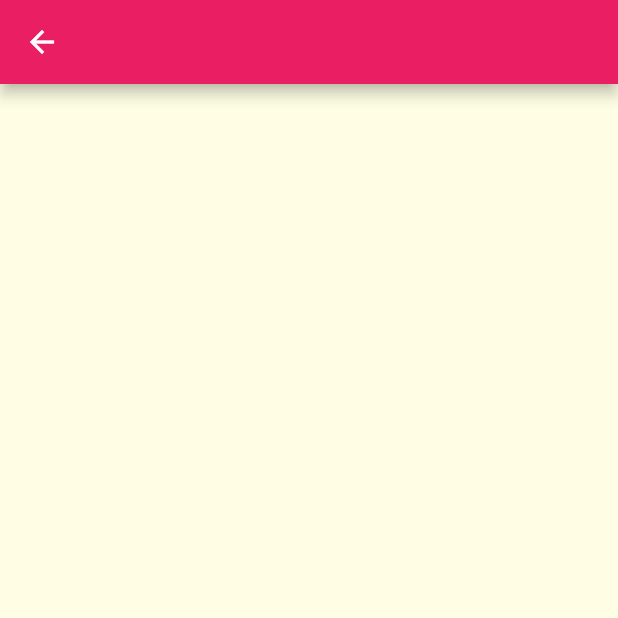
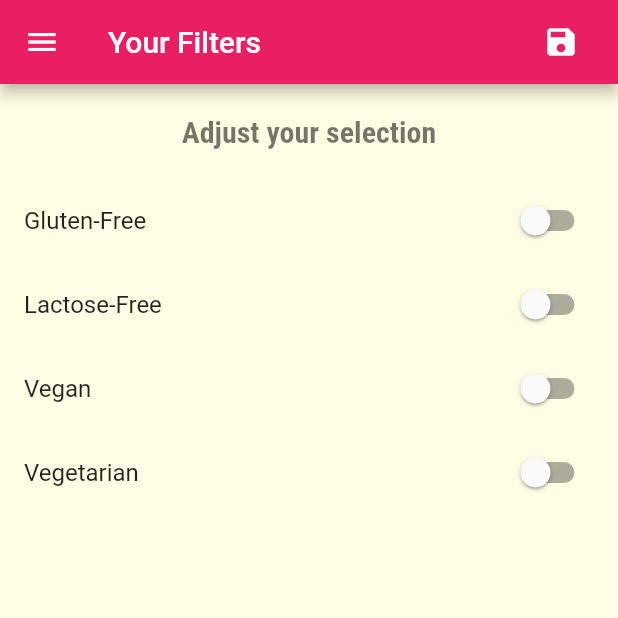
Before and after one commit to AboudHamado95/meal_app, a Flutter app: the FilterScreen screen opened by its route, on a phone screen of 412 x 824 dp, the top half of it. Run offline on Flutter 3.47's test engine with Material 2 defaults, Android fonts, the phone set to English and light mode, and no system bars; our stand-ins replace cached_network_image.

Commit message:
Filter screen

```diff
--- a/lib/main.dart
+++ b/lib/main.dart
@@ -1,5 +1,7 @@
 import 'package:flutter/material.dart';
 import 'package:mealapp/constants/constants.dart';
+import 'package:mealapp/dummy_data.dart';
+import 'package:mealapp/models/meal.dart';
 import 'package:mealapp/screens/categories_screen.dart';
 import 'package:mealapp/screens/category_meals_screen.dart';
 import 'package:mealapp/screens/filter_screen.dart';
@@ -10,8 +12,45 @@ void main() {
   runApp(const MyApp());
 }
 
-class MyApp extends StatelessWidget {
+class MyApp extends StatefulWidget {
   const MyApp({Key? key}) : super(key: key);
+
+  @override
+  State<MyApp> createState() => _MyAppState();
+}
+
+class _MyAppState extends State<MyApp> {
+  Map filters = {
+    'gluten': false,
+    'lactose': false,
+    'vegan': false,
+    'vegeterian': false
+  };
+
+  List<Meal> availableMeals = DummyMeals;
+
+  void setFilters(Map _filtersData) {
+    setState(() {
+      filters = _filtersData;
+
+      availableMeals = DummyMeals.where((meal) {
+        if (filters['gluten'] && !meal.isGlutenFree) {
+          return false;
+        }
+        if (filters['lactose'] && !meal.isLactoseFree) {
+          return false;
+        }
+        if (filters['vegan'] && !meal.isVegan) {
+          return false;
+        }
+        if (filters['vegeterian'] && !meal.isVegetarian) {
+          return false;
+        }
+        return true;
+      }).toList();
+    });
+  }
+
   @override
   Widget build(BuildContext context) {
     return MaterialApp(
@@ -35,10 +74,15 @@ class MyApp extends StatelessWidget {
       ),
       routes: {
         home: (context) => const TabScreen(),
-        categoryMeals: (context) => const CategoryMealsScreen(),
+        categoryMeals: (context) => CategoryMealsScreen(
+              availableMeals: availableMeals,
+            ),
         mealDetails: (context) => const MealDetailScreen(),
         categoryScreen: (context) => const CategoriesScreen(),
-        filterScreen: (context) => const FilterScreen(),
+        filterScreen: (context) => FilterScreen(
+              saveFilters: setFilters,
+              currentFilters: filters,
+            ),
       },
     );
   }
--- a/lib/screens/filter_screen.dart
+++ b/lib/screens/filter_screen.dart
@@ -1,18 +1,115 @@
 import 'package:flutter/material.dart';
 
+import 'package:mealapp/screens/drawer/mydrawer.dart';
+
 class FilterScreen extends StatefulWidget {
-  const FilterScreen({ Key? key }) : super(key: key);
+  late Function saveFilters;
+  late Map currentFilters;
+  FilterScreen(
+      {Key? key, required this.saveFilters, required this.currentFilters})
+      : super(key: key);
 
   @override
   _FilterScreenState createState() => _FilterScreenState();
 }
 
 class _FilterScreenState extends State<FilterScreen> {
+  bool _glutenFree = false;
+  bool _lactoseFree = false;
+  bool _vegan = false;
+  bool _vegetarian = false;
+
+  @override
+  void initState() {
+    _glutenFree = widget.currentFilters['gluten'];
+   _lactoseFree = widget.currentFilters['lactose'];
+   _vegan = widget.currentFilters['vegan'];
+   _vegetarian = widget.currentFilters['vegeterian'];
+    super.initState();
+  }
+
+  Widget buildSwitchListTile(String title, String description,
+      bool currentValue, Function updateValue) {
+    return SwitchListTile(
+      activeColor: Theme.of(context).colorScheme.secondary,
+      value: currentValue,
+      title: Text(title),
+      onChanged: updateValue as Function(bool),
+    );
+  }
+
+
   @override
   Widget build(BuildContext context) {
     return Scaffold(
-      appBar: AppBar(),
-      body: Container(),
+      appBar: AppBar(
+        title: const Text('Your Filters'),
+        actions: [
+          Container(
+            margin: const EdgeInsets.only(right: 14.0),
+            child: IconButton(
+              icon: const Icon(Icons.save),
+              onPressed: () {
+                Map selectedFilters = {
+                  'gluten': _glutenFree,
+                  'lactose': _lactoseFree,
+                  'vegan': _vegan,
+                  'vegeterian': _vegetarian
+                };
+                widget.saveFilters(selectedFilters);
+              },
+            ),
+          ),
+        ],
+      ),
+      body: Column(
+        children: [
+          Container(
+            padding: const EdgeInsets.all(20.0),
+            child: Text(
+              'Adjust your selection',
+              style: Theme.of(context).textTheme.headline1,
+            ),
+          ),
+          Expanded(
+            child: ListView(
+              children: [
+                buildSwitchListTile(
+                    'Gluten-Free',
+                    'Only incloude gluten-free meals',
+                    _glutenFree, (bool newValue) {
+                  setState(() {
+                    _glutenFree = newValue;
+                  });
+                }),
+                buildSwitchListTile(
+                    'Lactose-Free',
+                    'Only incloude lactose-free meals',
+                    _lactoseFree, (bool newValue) {
+                  setState(() {
+                    _lactoseFree = newValue;
+                  });
+                }),
+                buildSwitchListTile(
+                    'Vegan', 'Only incloude vegan meals', _vegan,
+                    (bool newValue) {
+                  setState(() {
+                    _vegan = newValue;
+                  });
+                }),
+                buildSwitchListTile(
+                    'Vegetarian', 'Only incloude vegetarian meals', _vegetarian,
+                    (bool newValue) {
+                  setState(() {
+                    _vegetarian = newValue;
+                  });
+                }),
+              ],
+            ),
+          ),
+        ],
+      ),
+      drawer: const MyDrawer(),
     );
   }
 }
--- a/lib/screens/meal_detail_screen.dart
+++ b/lib/screens/meal_detail_screen.dart
@@ -82,6 +82,12 @@ class MealDetailScreen extends StatelessWidget {
           ],
         ),
       ),
+      floatingActionButton: FloatingActionButton(
+        onPressed: () {
+          Navigator.of(context).pop(mailId);
+        },
+        child: const Icon(Icons.delete),
+      ),
     );
   }
 }
```
Also changed, not shown: lib/screens/category_meals_screen.dart (+34 -18 lines), lib/screens/meal_item.dart (+6 -1 lines).
